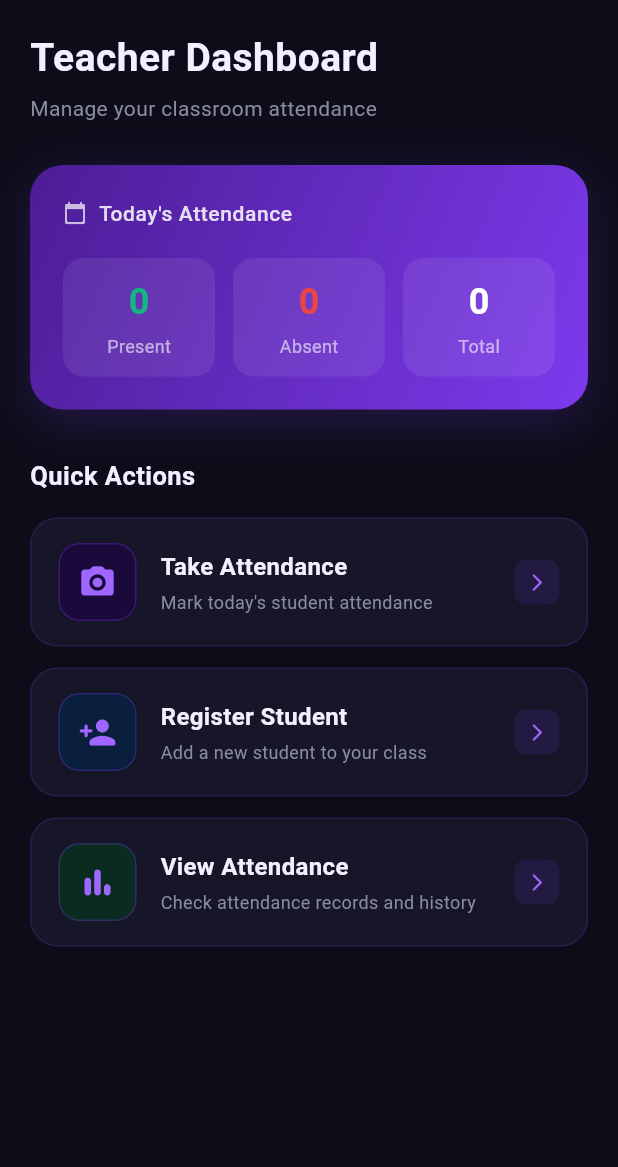
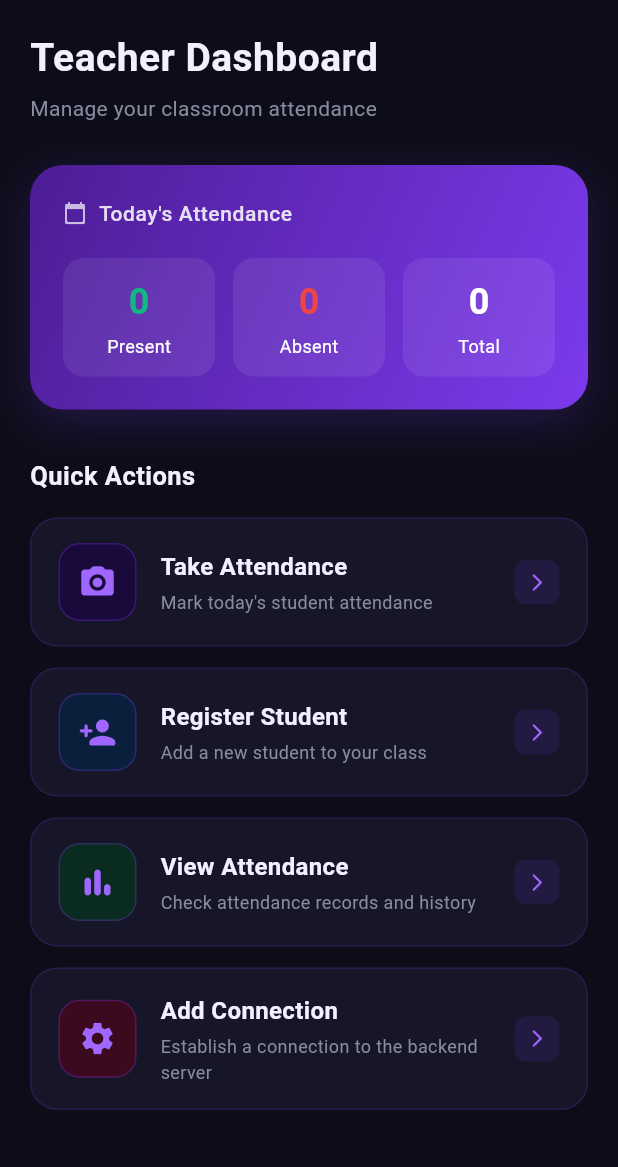
Before and after one commit to Bhavesh-yadav-dev/Attendo, a Flutter app: the screen it shows after launch, on a phone screen of 412 x 824 dp, the part 69-1236 px from its top. Run offline on Flutter 3.47's test engine with Material 3 defaults, Android fonts, the phone set to English and light mode, and no system bars; our stand-ins replace image_picker; network calls fail.

Commit message:
code is more breaked into module

```diff
--- a/lib/config/api_config.dart
+++ b/lib/config/api_config.dart
@@ -1,5 +1,7 @@
-/// Central API configuration.
-/// Change [baseUrl] here when your WiFi / IP changes.
 class ApiConfig {
-  static const String baseUrl = 'http://10.102.144.91:8000';
+  static String baseUrl = 'http://10.102.144.91:8000';
+
+  static void setApiBaseUrl(String ipAddress) {
+    baseUrl = 'http://$ipAddress:8000';
+  }
 }
--- /dev/null
+++ b/lib/pages/add_connection.dart
@@ -0,0 +1,61 @@
+import 'package:attendo/config/api_config.dart';
+import 'package:flutter/material.dart';
+
+class AddConnection extends StatefulWidget {
+  const AddConnection({super.key});
+
+  @override
+  State<AddConnection> createState() => _AddConnectionState();
+}
+
+class _AddConnectionState extends State<AddConnection> {
+  final TextEditingController ipController = TextEditingController();
+
+  @override
+  Widget build(BuildContext context) {
+    return Scaffold(
+      appBar: AppBar(
+        title: const Text('Add Connection'),
+      ),
+      body: Padding(
+        padding: const EdgeInsets.all(20),
+        child: Column(
+          children: [
+            TextField(
+              controller: ipController,
+              decoration: const InputDecoration(
+                labelText: 'Enter IP Address',
+                border: OutlineInputBorder(),
+              ),
+            ),
+
+            const SizedBox(height: 20),
+
+            ElevatedButton(
+              onPressed: () {
+                String ip = ipController.text.trim();
+
+                if (ip.isNotEmpty) {
+                  ApiConfig.setApiBaseUrl(ip);
+
+                  ScaffoldMessenger.of(context).showSnackBar(
+                    const SnackBar(
+                      content: Text('Connection saved successfully'),
+                    ),
+                  );
+                }
+              },
+              child: const Text("Save Connection"),
+            ),
+          ],
+        ),
+      ),
+    );
+  }
+
+  @override
+  void dispose() {
+    ipController.dispose();
+    super.dispose();
+  }
+}
--- a/lib/pages/dashboard.dart
+++ b/lib/pages/dashboard.dart
@@ -1,23 +1,16 @@
 import 'dart:convert';
 
 import 'package:attendo/config/api_config.dart';
+import 'package:attendo/pages/add_connection.dart';
 import 'package:attendo/pages/registar_student.dart';
 import 'package:attendo/pages/take_attendance.dart';
 import 'package:attendo/pages/view_attendance.dart';
+import 'package:attendo/widgets/action_card.dart';
+import 'package:attendo/widgets/app_color.dart';
+import 'package:attendo/widgets/statchip.dart';
 import 'package:flutter/material.dart';
 import 'package:http/http.dart' as http;
 
-// ── Colour palette ──────────────────────────────────────────
-const _bg = Color(0xFF0D0D1A); // deep navy-black
-const _surface = Color(0xFF161628); // card surface
-const _accent = Color(0xFF7C3AED); // vivid violet
-const _accentLight = Color(0xFF9F67FF); // lighter violet
-const _accentGlow = Color(0x337C3AED); // violet glow (20 %)
-const _green = Color(0xFF10B981); // present – emerald
-const _red = Color(0xFFEF4444); // absent – red
-const _textPrimary = Color(0xFFF1F0FF);
-const _textSecondary = Color(0xFF8B8BA0);
-// ────────────────────────────────────────────────────────────
 
 class Dashboard extends StatefulWidget {
   const Dashboard({super.key});
@@ -74,11 +67,11 @@ class _DashboardState extends State<Dashboard> {
   @override
   Widget build(BuildContext context) {
     return Scaffold(
-      backgroundColor: _bg,
+      backgroundColor: AppColor.bg,
 
       // ── AppBar ──────────────────────────────────────────
       appBar: AppBar(
-        backgroundColor: _bg,
+        backgroundColor: AppColor.bg,
         elevation: 0,
         titleSpacing: 20,
         title: Row(
@@ -88,7 +81,7 @@ class _DashboardState extends State<Dashboard> {
               height: 34,
               decoration: BoxDecoration(
                 gradient: const LinearGradient(
-                  colors: [_accent, _accentLight],
+                  colors: [AppColor.accent, AppColor.accentLight],
                   begin: Alignment.topLeft,
                   end: Alignment.bottomRight,
                 ),
@@ -104,7 +97,7 @@ class _DashboardState extends State<Dashboard> {
             const Text(
               "Attendo",
               style: TextStyle(
-                color: _textPrimary,
+                color: AppColor.textPrimary,
                 fontWeight: FontWeight.bold,
                 fontSize: 20,
                 letterSpacing: 0.5,
@@ -116,16 +109,16 @@ class _DashboardState extends State<Dashboard> {
           // Refresh button
           IconButton(
             onPressed: fetchTodayStats,
-            icon: const Icon(Icons.refresh_rounded, color: _accentLight),
+            icon: const Icon(Icons.refresh_rounded, color: AppColor.accentLight),
           ),
           Padding(
             padding: const EdgeInsets.only(right: 16),
             child: CircleAvatar(
               radius: 18,
-              backgroundColor: _surface,
+              backgroundColor: AppColor.surface,
               child: const Icon(
                 Icons.person_rounded,
-                color: _accentLight,
+                color: AppColor.accentLight,
                 size: 20,
               ),
             ),
@@ -146,14 +139,14 @@ class _DashboardState extends State<Dashboard> {
                 style: TextStyle(
                   fontSize: 26,
                   fontWeight: FontWeight.bold,
-                  color: _textPrimary,
+                  color: AppColor.textPrimary,
                   letterSpacing: 0.3,
                 ),
               ),
               const SizedBox(height: 5),
               const Text(
                 "Manage your classroom attendance",
-                style: TextStyle(fontSize: 14, color: _textSecondary),
+                style: TextStyle(fontSize: 14, color: AppColor.textSecondary),
               ),
 
               const SizedBox(height: 28),
@@ -164,14 +157,14 @@ class _DashboardState extends State<Dashboard> {
                 padding: const EdgeInsets.all(22),
                 decoration: BoxDecoration(
                   gradient: const LinearGradient(
-                    colors: [Color(0xFF4C1D95), _accent],
+                    colors: [Color(0xFF4C1D95), AppColor.accent],
                     begin: Alignment.topLeft,
                     end: Alignment.bottomRight,
                   ),
                   borderRadius: BorderRadius.circular(22),
                   boxShadow: const [
                     BoxShadow(
-                      color: _accentGlow,
+                      color: AppColor.accentGlow,
                       blurRadius: 24,
                       offset: Offset(0, 8),
                     ),
@@ -220,19 +213,19 @@ class _DashboardState extends State<Dashboard> {
                               ),
                             ]
                           : [
-                              _StatChip(
+                              StatChip(
                                 label: "Present",
                                 value: "$presentCount",
-                                color: _green,
+                                color: AppColor.green,
                               ),
                               const SizedBox(width: 12),
-                              _StatChip(
+                              StatChip(
                                 label: "Absent",
                                 value: "$absentCount",
-                                color: _red,
+                                color: AppColor.red,
                               ),
                               const SizedBox(width: 12),
-                              _StatChip(
+                              StatChip(
                                 label: "Total",
                                 value: "$totalCount",
                                 color: Colors.white,
@@ -251,7 +244,7 @@ class _DashboardState extends State<Dashboard> {
                 style: TextStyle(
                   fontSize: 17,
                   fontWeight: FontWeight.bold,
-                  color: _textPrimary,
+                  color: AppColor.textPrimary,
                   letterSpacing: 0.3,
                 ),
               ),
@@ -259,7 +252,7 @@ class _DashboardState extends State<Dashboard> {
               const SizedBox(height: 16),
 
               // ── Action cards ───────────────────────────
-              _ActionCard(
+              ActionCard(
                 icon: Icons.camera_alt_rounded,
                 title: "Take Attendance",
                 subtitle: "Mark today's student attendance",
@@ -272,7 +265,7 @@ class _DashboardState extends State<Dashboard> {
 
               const SizedBox(height: 14),
 
-              _ActionCard(
+              ActionCard(
                 icon: Icons.person_add_rounded,
                 title: "Register Student",
                 subtitle: "Add a new student to your class",
@@ -285,7 +278,7 @@ class _DashboardState extends State<Dashboard> {
 
               const SizedBox(height: 14),
 
-              _ActionCard(
+              ActionCard(
                 icon: Icons.bar_chart_rounded,
                 title: "View Attendance",
                 subtitle: "Check attendance records and history",
@@ -295,157 +288,17 @@ class _DashboardState extends State<Dashboard> {
                   MaterialPageRoute(builder: (_) => const ViewAttendance()),
                 ),
               ),
-            ],
-          ),
-        ),
-      ),
-    );
-  }
-}
 
-// ── Stat chip inside the summary card ───────────────────────
-class _StatChip extends StatelessWidget {
-  final String label;
-  final String value;
-  final Color color;
+              const SizedBox(height: 14),
 
-  const _StatChip({
-    required this.label,
-    required this.value,
-    required this.color,
-  });
-
-  @override
-  Widget build(BuildContext context) {
-    return Expanded(
-      child: Container(
-        padding: const EdgeInsets.symmetric(vertical: 12),
-        decoration: BoxDecoration(
-          // ignore: deprecated_member_use
-          color: Colors.white.withOpacity(0.08),
-          borderRadius: BorderRadius.circular(14),
-        ),
-        child: Column(
-          children: [
-            Text(
-              value,
-              style: TextStyle(
-                color: color,
-                fontSize: 24,
-                fontWeight: FontWeight.bold,
-              ),
-            ),
-            const SizedBox(height: 4),
-            Text(
-              label,
-              style: TextStyle(
-                // ignore: deprecated_member_use
-                color: Colors.white.withOpacity(0.6),
-                fontSize: 12,
-              ),
-            ),
-          ],
-        ),
-      ),
-    );
-  }
-}
-
-// ── Action card ──────────────────────────────────────────────
-class _ActionCard extends StatelessWidget {
-  final IconData icon;
-  final String title;
-  final String subtitle;
-  final Color iconBg;
-  final VoidCallback onTap;
-
-  const _ActionCard({
-    required this.icon,
-    required this.title,
-
-    required this.subtitle,
-    required this.iconBg,
-    required this.onTap,
-  });
-
-  @override
-  Widget build(BuildContext context) {
-    return Material(
-      color: _surface,
-      borderRadius: BorderRadius.circular(18),
-      child: InkWell(
-        onTap: onTap,
-        borderRadius: BorderRadius.circular(18),
-        splashColor: _accentGlow,
-        highlightColor: _accentGlow,
-        child: Container(
-          padding: const EdgeInsets.symmetric(horizontal: 18, vertical: 16),
-          decoration: BoxDecoration(
-            borderRadius: BorderRadius.circular(18),
-            border: Border.all(
-              // ignore: deprecated_member_use
-              color: _accent.withOpacity(0.18),
-              width: 1,
-            ),
-          ),
-          child: Row(
-            children: [
-              // Icon container
-              Container(
-                width: 52,
-                height: 52,
-                decoration: BoxDecoration(
-                  color: iconBg,
-                  borderRadius: BorderRadius.circular(14),
-                  border: Border.all(
-                    // ignore: deprecated_member_use
-                    color: _accent.withOpacity(0.3),
-                    width: 1,
-                  ),
-                ),
-                child: Icon(icon, color: _accentLight, size: 26),
-              ),
-
-              const SizedBox(width: 16),
-
-              // Text
-              Expanded(
-                child: Column(
-                  crossAxisAlignment: CrossAxisAlignment.start,
-                  children: [
-                    Text(
-                      title,
-                      style: const TextStyle(
-                        fontSize: 16,
-                        fontWeight: FontWeight.bold,
-                        color: _textPrimary,
-                      ),
-                    ),
-                    const SizedBox(height: 4),
-                    Text(
-                      subtitle,
-                      style: const TextStyle(
-                        fontSize: 12,
-                        color: _textSecondary,
-                      ),
-                    ),
-                  ],
-                ),
-              ),
-
-              // Arrow
-              Container(
-                width: 30,
-                height: 30,
-                decoration: BoxDecoration(
-                  // ignore: deprecated_member_use
-                  color: _accent.withOpacity(0.12),
-                  borderRadius: BorderRadius.circular(8),
-                ),
-                child: const Icon(
-                  Icons.arrow_forward_ios_rounded,
-                  size: 14,
-                  color: _accentLight,
+              ActionCard(
+                icon: Icons.settings,
+                title: "Add Connection",
+                subtitle: "Establish a connection to the backend server",
+                iconBg: const Color(0xFF3B0A1F),
+                onTap: () => Navigator.push(
+                  context,
+                  MaterialPageRoute(builder: (_) => const AddConnection()),
                 ),
               ),
             ],
--- a/lib/pages/take_attendance.dart
+++ b/lib/pages/take_attendance.dart
@@ -131,24 +131,13 @@ class _TakeAttendanceState extends State<TakeAttendance> {
                   const SizedBox(height: 30),
 
                   // Buttons row
+                  // Submit button
                   if (_loading)
                     const CircularProgressIndicator()
                   else
-                    Row(
-                      mainAxisAlignment: MainAxisAlignment.center,
-                      children: [
-                        ElevatedButton(
-                          onPressed: retakePhoto,
-                          child: const Text('Retake'),
-                        ),
-
-                        const SizedBox(width: 20),
-
-                        ElevatedButton(
-                          onPressed: submitPhoto,
-                          child: const Text('Submit'),
-                        ),
-                      ],
+                    ElevatedButton(
+                      onPressed: submitPhoto,
+                      child: const Text('Submit'),
                     ),
                 ],
               ),
--- /dev/null
+++ b/lib/widgets/action_card.dart
@@ -0,0 +1,108 @@
+
+
+import 'package:attendo/widgets/app_color.dart';
+import 'package:flutter/material.dart';
+
+class ActionCard extends StatelessWidget {
+  final IconData icon;
+  final String title;
+  final String subtitle;
+  final Color iconBg;
+  final VoidCallback onTap;
+
+  const ActionCard ({
+      super.key,
+    required this.icon,
+    required this.title,
+    required this.subtitle,
+    required this.iconBg,
+    required this.onTap,
+  });
+
+  @override
+  Widget build(BuildContext context) {
+    return Material(
+      color: AppColor.surface,
+      borderRadius: BorderRadius.circular(18),
+      child: InkWell(
+        onTap: onTap,
+        borderRadius: BorderRadius.circular(18),
+        splashColor: AppColor.accentGlow,
+        highlightColor: AppColor.accentGlow,
+        child: Container(
+          padding: const EdgeInsets.symmetric(horizontal: 18, vertical: 16),
+          decoration: BoxDecoration(
+            borderRadius: BorderRadius.circular(18),
+            border: Border.all(
+              // ignore: deprecated_member_use
+              color: AppColor.accent.withOpacity(0.18),
+              width: 1,
+            ),
+          ),
+          child: Row(
+            children: [
+              // Icon container
+              Container(
+                width: 52,
+                height: 52,
+                decoration: BoxDecoration(
+                  color: iconBg,
+                  borderRadius: BorderRadius.circular(14),
+                  border: Border.all(
+                    // ignore: deprecated_member_use
+                    color: AppColor.accent.withOpacity(0.3),
+                    width: 1,
+                  ),
+                ),
+                child: Icon(icon, color: AppColor.accentLight, size: 26),
+              ),
+
+              const SizedBox(width: 16),
+
+              // Text
+              Expanded(
+                child: Column(
+                  crossAxisAlignment: CrossAxisAlignment.start,
+                  children: [
+                    Text(
+                      title,
+                      style: const TextStyle(
+                        fontSize: 16,
+                        fontWeight: FontWeight.bold,
+                        color: AppColor.textPrimary,
+                      ),
+                    ),
+                    const SizedBox(height: 4),
+                    Text(
+                      subtitle,
+                      style: const TextStyle(
+                        fontSize: 12,
+                        color: AppColor.textSecondary,
+                      ),
+                    ),
+                  ],
+                ),
+              ),
+
+              // Arrow
+              Container(
+                width: 30,
+                height: 30,
+                decoration: BoxDecoration(
+                  // ignore: deprecated_member_use
+                  color: AppColor.accent.withOpacity(0.12),
+                  borderRadius: BorderRadius.circular(8),
+                ),
+                child: const Icon(
+                  Icons.arrow_forward_ios_rounded,
+                  size: 14,
+                  color: AppColor.accentLight,
+                ),
+              ),
+            ],
+          ),
+        ),
+      ),
+    );
+  }
+}
--- /dev/null
+++ b/lib/widgets/app_color.dart
@@ -0,0 +1,13 @@
+import 'package:flutter/material.dart';
+
+class AppColor {
+  static const Color bg = Color(0xFF0D0D1A);
+  static const Color surface = Color(0xFF161628);
+  static const Color accent = Color(0xFF7C3AED);
+  static const Color accentLight = Color(0xFF9F67FF);
+  static const Color accentGlow = Color(0x337C3AED);
+  static const Color green = Color(0xFF10B981);
+  static const Color red = Color(0xFFEF4444);
+  static const Color textPrimary = Color(0xFFF1F0FF);
+  static const Color textSecondary = Color(0xFF8B8BA0);
+}
--- /dev/null
+++ b/lib/widgets/statchip.dart
@@ -0,0 +1,52 @@
+import 'package:flutter/material.dart';
+
+
+
+class StatChip extends StatelessWidget {
+  final String label;
+  final String value;
+  final Color color;
+
+
+  const StatChip({
+    super.key,
+    required this.label,
+    required this.value,
+    required this.color,
+  });
+
+  @override
+  Widget build(BuildContext context) {
+    return Expanded(
+      child: Container(
+        padding: const EdgeInsets.symmetric(vertical: 12),
+        decoration: BoxDecoration(
+          // ignore: deprecated_member_use
+          color: Colors.white.withOpacity(0.08),
+          borderRadius: BorderRadius.circular(14),
+        ),
+        child: Column(
+          children: [
+            Text(
+              value,
+              style: TextStyle(
+                color: color,
+                fontSize: 24,
+                fontWeight: FontWeight.bold,
+              ),
+            ),
+            const SizedBox(height: 4),
+            Text(
+              label,
+              style: TextStyle(
+                // ignore: deprecated_member_use
+                color: Colors.white,
+                fontSize: 12,
+              ),
+            ),
+          ],
+        ),
+      ),
+    );
+  }
+}
```
